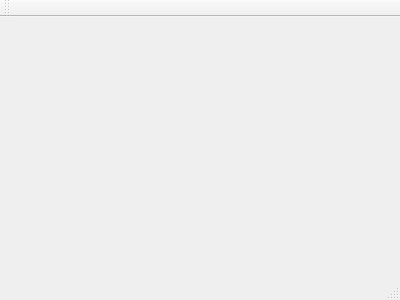
The window that coronAppli/mainwindow.ui (EquipeNord/Coronavirus) describes before a commit, drawn with Qt 5.
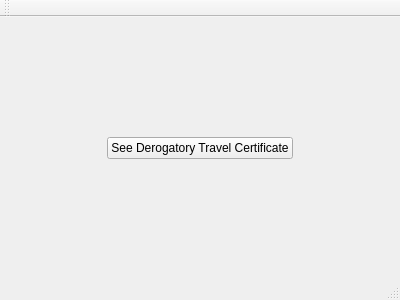
The same window after the commit.

Commit message: Ajout de dialogpdf et début de l'UI

The edit to the form file:
```diff
--- a/coronAppli/mainwindow.ui
+++ b/coronAppli/mainwindow.ui
@@ -12,13 +12,98 @@
   <property name="windowTitle" >
    <string>MainWindow</string>
   </property>
-  <widget class="QMenuBar" name="menuBar" />
-  <widget class="QToolBar" name="mainToolBar" />
-  <widget class="QWidget" name="centralWidget" />
-  <widget class="QStatusBar" name="statusBar" />
+  <widget class="QWidget" name="centralWidget">
+   <layout class="QVBoxLayout" name="verticalLayout_2">
+    <item>
+     <layout class="QVBoxLayout" name="verticalLayout">
+      <item>
+       <spacer name="verticalSpacer_2">
+        <property name="orientation">
+         <enum>Qt::Vertical</enum>
+        </property>
+        <property name="sizeHint" stdset="0">
+         <size>
+          <width>20</width>
+          <height>40</height>
+         </size>
+        </property>
+       </spacer>
+      </item>
+      <item>
+       <layout class="QHBoxLayout" name="horizontalLayout">
+        <item>
+         <spacer name="horizontalSpacer">
+          <property name="orientation">
+           <enum>Qt::Horizontal</enum>
+          </property>
+          <property name="sizeHint" stdset="0">
+           <size>
+            <width>40</width>
+            <height>20</height>
+           </size>
+          </property>
+         </spacer>
+        </item>
+        <item>
+         <widget class="QPushButton" name="pushButtonSeeCertificate">
+          <property name="text">
+           <string>See Derogatory Travel Certificate</string>
+          </property>
+         </widget>
+        </item>
+        <item>
+         <spacer name="horizontalSpacer_2">
+          <property name="orientation">
+           <enum>Qt::Horizontal</enum>
+          </property>
+          <property name="sizeHint" stdset="0">
+           <size>
+            <width>40</width>
+            <height>20</height>
+           </size>
+          </property>
+         </spacer>
+        </item>
+       </layout>
+      </item>
+      <item>
+       <spacer name="verticalSpacer">
+        <property name="orientation">
+         <enum>Qt::Vertical</enum>
+        </property>
+        <property name="sizeHint" stdset="0">
+         <size>
+          <width>20</width>
+          <height>40</height>
+         </size>
+        </property>
+       </spacer>
+      </item>
+     </layout>
+    </item>
+   </layout>
+  </widget>
+  <widget class="QMenuBar" name="menuBar">
+   <property name="geometry">
+    <rect>
+     <x>0</x>
+     <y>0</y>
+     <width>400</width>
+     <height>22</height>
+    </rect>
+   </property>
+  </widget>
+  <widget class="QToolBar" name="mainToolBar">
+   <attribute name="toolBarArea">
+    <enum>TopToolBarArea</enum>
+   </attribute>
+   <attribute name="toolBarBreak">
+    <bool>false</bool>
+   </attribute>
+  </widget>
+  <widget class="QStatusBar" name="statusBar"/>
  </widget>
- <layoutDefault spacing="6" margin="11" />
- <pixmapfunction></pixmapfunction>
+ <layoutdefault spacing="6" margin="11"/>
  <resources/>
  <connections/>
 </ui>
```
Left out of the diff: 9 changed lines with no effect on the pictures. The commit also changes 7 other files.
